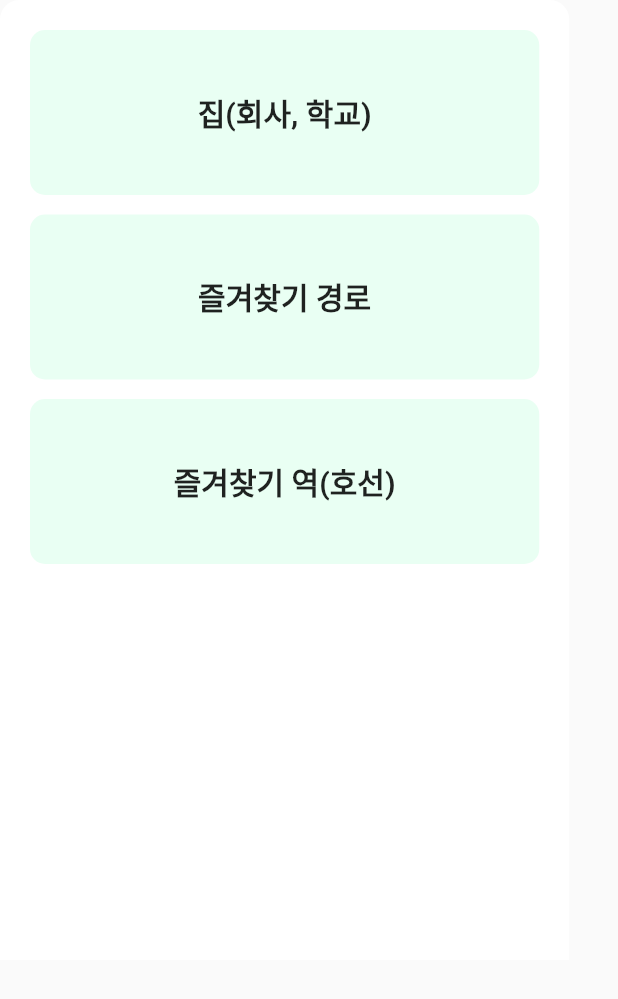
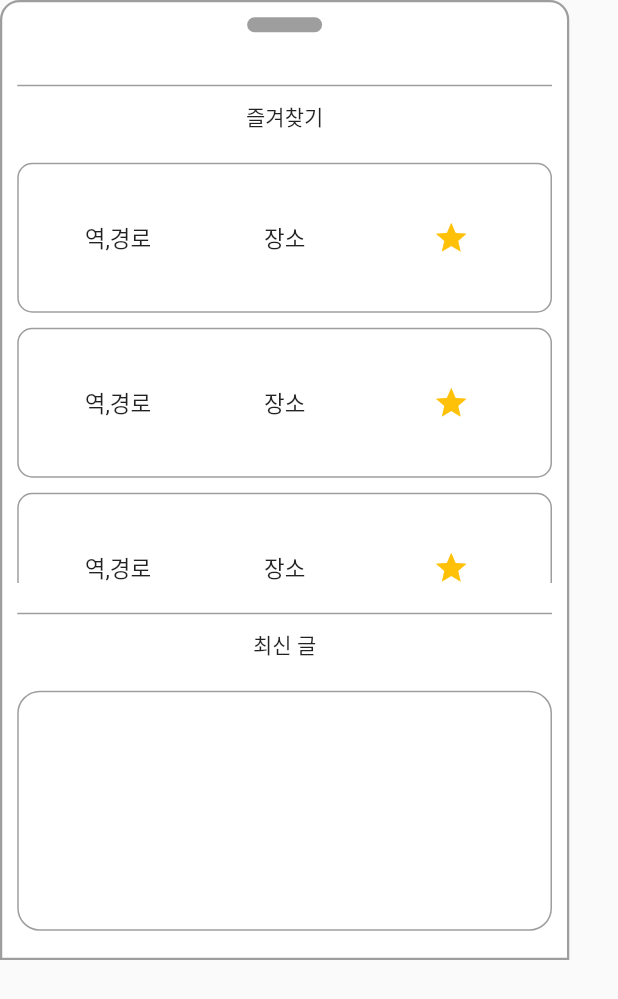
Before and after one commit to choi-hyk/Team_Project_BMT, a Flutter app: the HomeUI widget shown alone on an empty page, opened directly, on a phone screen of 412 x 824 dp. Shown: the top 999 px of the screen. Run offline on Flutter 3.47's test engine with Material 2 defaults, Android fonts, the phone set to English and light mode, and no system bars; our stand-ins replace firebase_auth, firebase_core; accounts and stored records are empty.

Commit message:
홈 유아이 구현

```diff
--- a/lib/home_UI.dart
+++ b/lib/home_UI.dart
@@ -11,65 +11,163 @@ class _HomeUIState extends State<HomeUI> {
   @override
   Widget build(BuildContext context) {
     return Container(
-      decoration: const BoxDecoration(
+      decoration: BoxDecoration(
         color: Colors.white,
-        borderRadius: BorderRadius.only(
+        borderRadius: const BorderRadius.only(
           topLeft: Radius.circular(13.0),
           topRight: Radius.circular(13.0),
+        ),
+        border: Border.all(
+          color: Colors.grey, // 테두리 색상
+          width: 1.5, // 테두리 두께
         ),
       ),
       width: 379.5,
       height: 640.0,
       child: Padding(
-        padding: const EdgeInsets.all(20),
+        padding: const EdgeInsets.all(10),
         child: Column(
-          mainAxisAlignment: MainAxisAlignment.start,
           children: [
             Container(
               decoration: BoxDecoration(
-                  color: Theme.of(context).cardColor,
-                  borderRadius: BorderRadius.circular(10.0)),
-              width: 500,
-              height: 110,
-              child: const Align(
+                  borderRadius: BorderRadius.circular(20), color: Colors.grey),
+              width: 50,
+              height: 10,
+            ),
+            const SizedBox(
+              height: 20,
+              child: Row(
+                mainAxisAlignment: MainAxisAlignment.spaceEvenly,
+                children: [],
+              ),
+            ),
+            const SizedBox(
+              height: 15,
+            ),
+            const Divider(
+              height: 1, // 구분선의 높이
+              thickness: 1, // 구분선의 두께
+              color: Colors.grey, // 구분선의 색상
+            ),
+            const SizedBox(
+              height: 10,
+            ),
+            const Text("즐겨찾기"),
+            SizedBox(
+              height: 300,
+              child: Expanded(
+                child: SingleChildScrollView(
+                  scrollDirection: Axis.vertical,
+                  child: Column(
+                    children: [
+                      const SizedBox(height: 20),
+                      for (var i = 0; i < 4; i++)
+                        Column(
+                          children: [
+                            Container(
+                              decoration: BoxDecoration(
+                                color: const Color.fromARGB(255, 255, 255, 255),
+                                borderRadius: BorderRadius.circular(10),
+                                border: Border.all(
+                                  color: Colors.grey, // 테두리 색상
+                                  width: 1, // 테두리 두께
+                                ),
+                              ),
+                              width: double.infinity,
+                              height: 100,
+                              child: const Row(
+                                mainAxisAlignment:
+                                    MainAxisAlignment.spaceEvenly,
+                                children: [
+                                  SizedBox(
+                                    width: 90,
+                                    child: Align(
                                       alignment: Alignment.center,
                                       child: Text(
-                  "집(회사, 학교)",
-                  style: TextStyle(fontSize: 20, fontWeight: FontWeight.bold),
+                                        "역,경로",
+                                        style: TextStyle(fontSize: 15),
+                                      ),
+                                    ),
+                                  ),
+                                  SizedBox(
+                                    width: 90,
+                                    child: Align(
+                                      alignment: Alignment.center,
+                                      child: Text(
+                                        "장소",
+                                        style: TextStyle(fontSize: 15),
+                                      ),
+                                    ),
+                                  ),
+                                  SizedBox(
+                                    width: 90,
+                                    child: Align(
+                                      alignment: Alignment.center,
+                                      child: Icon(
+                                        Icons.star,
+                                        color: Colors.amber,
+                                      ),
+                                    ),
+                                  ),
+                                ],
+                              ),
+                            ),
+                            const SizedBox(
+                              height: 10,
+                            )
+                          ],
+                        ),
+                    ],
+                  ),
                 ),
               ),
             ),
             const SizedBox(
-              height: 13,
+              height: 20,
             ),
+            const Divider(
+              height: 1, // 구분선의 높이
+              thickness: 1, // 구분선의 두께
+              color: Colors.grey, // 구분선의 색상
+            ),
+            const SizedBox(
+              height: 10,
+            ),
+            const Text("최신 글"),
+            Expanded(
+              child: SingleChildScrollView(
+                scrollDirection: Axis.vertical,
+                child: Column(
+                  children: [
+                    const SizedBox(
+                      height: 20,
+                    ),
+                    Column(
+                      children: [
+                        for (var i = 0; i < 10; i++)
+                          Column(
+                            children: [
                               Container(
                                 decoration: BoxDecoration(
-                  color: Theme.of(context).cardColor,
-                  borderRadius: BorderRadius.circular(10.0)),
-              width: 500,
-              height: 110,
-              child: const Align(
-                alignment: Alignment.center,
-                child: Text(
-                  "즐겨찾기 경로",
-                  style: TextStyle(fontSize: 20, fontWeight: FontWeight.bold),
+                                  color:
+                                      const Color.fromARGB(255, 255, 255, 255),
+                                  borderRadius: BorderRadius.circular(15.0),
+                                  border: Border.all(
+                                    color: Colors.grey, // 테두리 색상
+                                    width: 1.0, // 테두리 두께
                                   ),
                                 ),
+                                width: double.infinity,
+                                height: 160,
                               ),
                               const SizedBox(
-              height: 13,
+                                height: 10,
                               ),
-            Container(
-              decoration: BoxDecoration(
-                  color: Theme.of(context).cardColor,
-                  borderRadius: BorderRadius.circular(10.0)),
-              width: 500,
-              height: 110,
-              child: const Align(
-                alignment: Alignment.center,
-                child: Text(
-                  "즐겨찾기 역(호선)",
-                  style: TextStyle(fontSize: 20, fontWeight: FontWeight.bold),
+                            ],
+                          ),
+                      ],
+                    ),
+                  ],
                 ),
               ),
             ),
--- a/lib/interface.dart
+++ b/lib/interface.dart
@@ -47,6 +47,7 @@ class _InterFaceState extends State<InterFace> {
             top: 95,
             left: 6.5,
             right: 6.5,
+            child: GestureDetector(
               child: ClipRRect(
                 borderRadius: BorderRadius.circular(10.0),
                 child: Image.asset(
@@ -54,6 +55,7 @@ class _InterFaceState extends State<InterFace> {
                   width: 500,
                   height: 560,
                   fit: BoxFit.cover,
+                ),
               ),
             ),
           ),
@@ -115,9 +117,7 @@ class _InterFaceState extends State<InterFace> {
             bottom: 59,
             left: 0,
             right: 0,
-            child: SingleChildScrollView(
             child: DataUI(currentUI: currentUI),
-            ),
           ),
           Positioned(
             bottom: 0,
@@ -370,12 +370,12 @@ class _DataUIState extends State<DataUI> {
 //버튼을 눌렀을때 UI상태를 스위치하는 위젯
   Widget buildContentWidget(String currentUI) {
     switch (currentUI) {
-      case "search":
-        return const SearchUI();
       case "home":
         return const HomeUI();
+      case "search":
+        return const StationData();
       default:
-        return const HomeUI();
+        return const StationData();
     }
   }
 }
--- a/lib/search_widgets/stationdata_UI.dart
+++ b/lib/search_widgets/stationdata_UI.dart
@@ -3,14 +3,14 @@ import 'package:flutter/material.dart';
 //길찾기 UI
 //최단 시간, 최소 비용, 최적 경로 제공 -> 사용자 설정으로 순서 변경 가능
 //사용자 설정 UI 제공 -> default 즐겨찾기 경로, 사용자 설정으로 변경 가능
-class SearchUI extends StatefulWidget {
-  const SearchUI({super.key});
+class StationData extends StatefulWidget {
+  const StationData({super.key});
 
   @override
-  State<SearchUI> createState() => _SearchUIState();
+  State<StationData> createState() => _StationDataState();
 }
 
-class _SearchUIState extends State<SearchUI> {
+class _StationDataState extends State<StationData> {
   @override
   Widget build(BuildContext context) {
     return Container(
```
Lines whose indentation alone changed are shown as unchanged.
